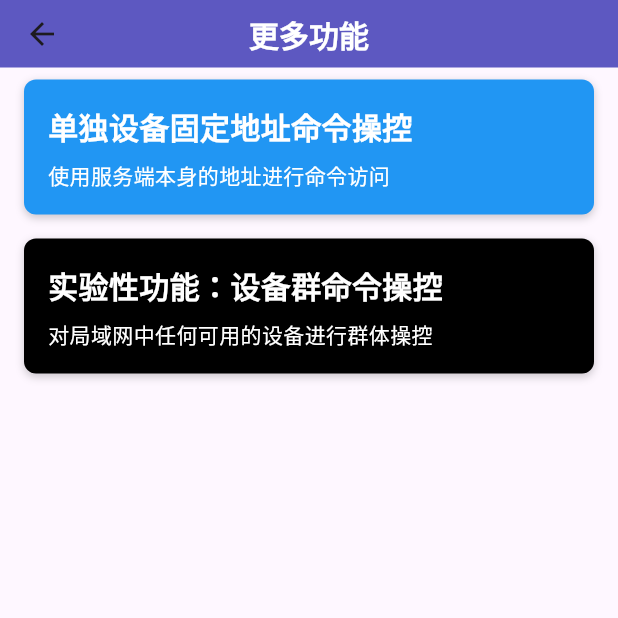
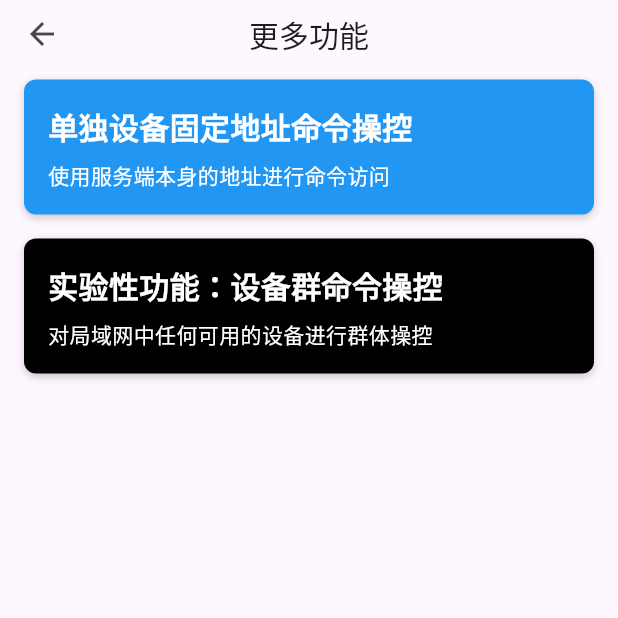
Before and after one commit to lanzeweie/HanHan, a Flutter app: the FunctionList screen opened directly, on a phone screen of 412 x 824 dp, the top half of it. Run offline on Flutter 3.47's test engine with Material 3 defaults, Android fonts, the phone set to English and light mode, and no system bars; our stand-ins replace introduction_screen, shared_preferences; accounts and stored records are empty.

Commit message:
更换主题颜色，添加深色模式

```diff
--- a/lib/Function.dart
+++ b/lib/Function.dart
@@ -2,6 +2,7 @@ import 'package:flutter/material.dart';
 import 'package:shared_preferences/shared_preferences.dart';
 import 'Function/Function_GroupZhu.dart';
 import 'Function/Function_DanZhu.dart';
+import 'color.dart';
 class FunctionList extends StatefulWidget {
   @override
   _FunctionListState createState() => _FunctionListState();
@@ -57,8 +58,12 @@ class _FunctionListState extends State<FunctionList> {
     await prefs.setStringList('card_positions', positions);
   }
 
+  bool isDarkMode = false;
   @override
   Widget build(BuildContext context) {
+    // 自动颜色主题
+    final Brightness brightness = MediaQuery.of(context).platformBrightness;
+    isDarkMode = brightness == Brightness.dark; // Update isDarkMode variable
     return Scaffold(
       appBar: PreferredSize(
         preferredSize: Size.fromHeight(45), // 设置顶部栏的高度为 80 像素
@@ -67,12 +72,14 @@ class _FunctionListState extends State<FunctionList> {
             '更多功能',
             style: TextStyle(
               fontSize: 20,
-              fontWeight: FontWeight.bold,
-              color: Colors.white,
+              color: AppColors.colorConfigText(isDarkMode),
             ),
           ),
           centerTitle: true,
-          backgroundColor: Color(0xFF5d58c1),
+          backgroundColor: AppColors.colorConfigKuangJia(isDarkMode),
+          iconTheme: IconThemeData(
+            color: AppColors.colorConfigJianTou(isDarkMode), // 设置返回箭头的颜色
+          ),
         ),
       ),
       body: Container(
```
